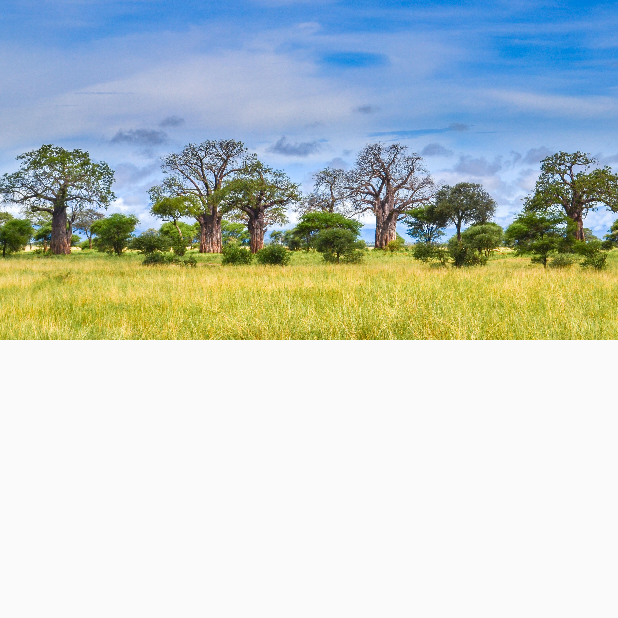
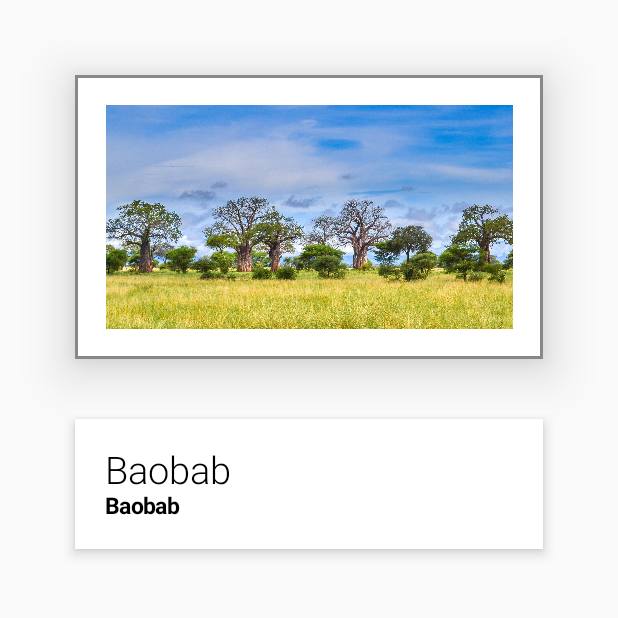
Before and after one commit to 23knn/Art_Space, an Android app built with Jetpack Compose: the screen it shows after launch (MainActivity), on a phone screen of 412 x 824 dp, the top half of it. Run offline under Robolectric (Android 15) with nearby library versions, the phone set to English and light mode, and no system bars.

Commit message:
Created description box. Name of painting- larger and lighter text. Painter, smaller, bolder text

```diff
--- a/app/src/main/java/com/example/artspace/MainActivity.kt
+++ b/app/src/main/java/com/example/artspace/MainActivity.kt
@@ -3,23 +3,31 @@ package com.example.artspace
 import android.os.Bundle
 import androidx.activity.ComponentActivity
 import androidx.activity.compose.setContent
+import androidx.compose.foundation.BorderStroke
 import androidx.compose.foundation.Image
-import androidx.compose.foundation.layout.Column
+import androidx.compose.foundation.layout.*
 import androidx.compose.material.Surface
+import androidx.compose.material.Text
 import androidx.compose.runtime.Composable
 import androidx.compose.runtime.mutableStateOf
 import androidx.compose.runtime.remember
 import androidx.compose.runtime.getValue
 import androidx.compose.runtime.setValue
 import androidx.compose.ui.Modifier
+import androidx.compose.ui.graphics.Color
 import androidx.compose.ui.res.painterResource
+import androidx.compose.ui.res.stringResource
+import androidx.compose.ui.text.font.Font
+import androidx.compose.ui.text.font.FontWeight
+import androidx.compose.ui.text.font.FontWeight.Companion.Bold
 import androidx.compose.ui.unit.dp
+import androidx.compose.ui.unit.sp
 
 class MainActivity : ComponentActivity() {
     override fun onCreate(savedInstanceState: Bundle?) {
         super.onCreate(savedInstanceState)
         setContent {
-            ArtSpaceApp()
+            ArtSpaceApp(modifier = Modifier.padding(50.dp))
         }
     }
 }
@@ -27,13 +35,15 @@ class MainActivity : ComponentActivity() {
 @Composable
 fun ArtSpaceApp(modifier: Modifier = Modifier){
     val artWorks: List<Int> = listOf(R.drawable.baobab, R.drawable.cheetah, R.drawable.elephant, R.drawable.hills, R.drawable.grassland, R.drawable.kilimanjaro_girraffe, R.drawable.zebra)
+    val descriptions: List<Int> = listOf(R.string.baobab, R.string.cheetah, R.string.elephant, R.string.hills, R.string.grassland, R.string.kilimanjaro, R.string.zebra)
     var currentImage by remember {
         mutableStateOf(0)
     }
 
-    Column {
-        ArtWork(artWorks, currentImage)
-        Description()
+    Column(modifier = modifier){
+        ArtWork(artWorks, currentImage, modifier = Modifier)
+        Spacer(Modifier.height(40.dp))
+        Description(descriptions, currentImage, modifier = Modifier)
         NavigationButton()
     }
 }
@@ -41,15 +51,37 @@ fun ArtSpaceApp(modifier: Modifier = Modifier){
 @Composable
 fun ArtWork(artWorks: List<Int>, currentImage: Int, modifier: Modifier = Modifier){
     Surface(
-        elevation = 10.dp,
+        elevation = 20.dp,
+        modifier = modifier,
+        border = BorderStroke(2.dp, Color.Gray)
     ) {
-        Image(painter = painterResource(id = artWorks[currentImage]), contentDescription = "art")
+        Column(
+            modifier = Modifier.padding(20.dp)
+        ){
+            Image(painter = painterResource(id = artWorks[currentImage]), contentDescription = "art")
+        }
     }
 }
 
 @Composable
-fun Description(modifier: Modifier = Modifier){
-
+fun Description(descriptions: List<Int>, currentImage: Int, modifier: Modifier = Modifier){
+    Surface(
+        elevation = 5.dp,
+        modifier = modifier.fillMaxWidth()
+    ) {
+        Column(
+            modifier = modifier.padding(20.dp)
+        ) {
+            Text(text = stringResource(id = descriptions[currentImage]),
+                fontSize = 25.sp,
+                fontWeight = FontWeight.Light
+            )
+            Text(text = stringResource(id = descriptions[currentImage]),
+                fontSize = 15.sp,
+                fontWeight = FontWeight.Bold
+            )
+        }
+    }
 }
 
 @Composable
--- a/app/src/main/res/values/strings.xml
+++ b/app/src/main/res/values/strings.xml
@@ -1,3 +1,10 @@
 <resources>
     <string name="app_name">Art Space</string>
+    <string name="baobab">Baobab</string>
+    <string name="cheetah">Cheetah</string>
+    <string name="elephant">Elephant</string>
+    <string name="hills">Hills</string>
+    <string name="grassland">Grassland</string>
+    <string name="kilimanjaro">Kilimanjaro</string>
+    <string name="zebra">Zebra</string>
 </resources>
```
